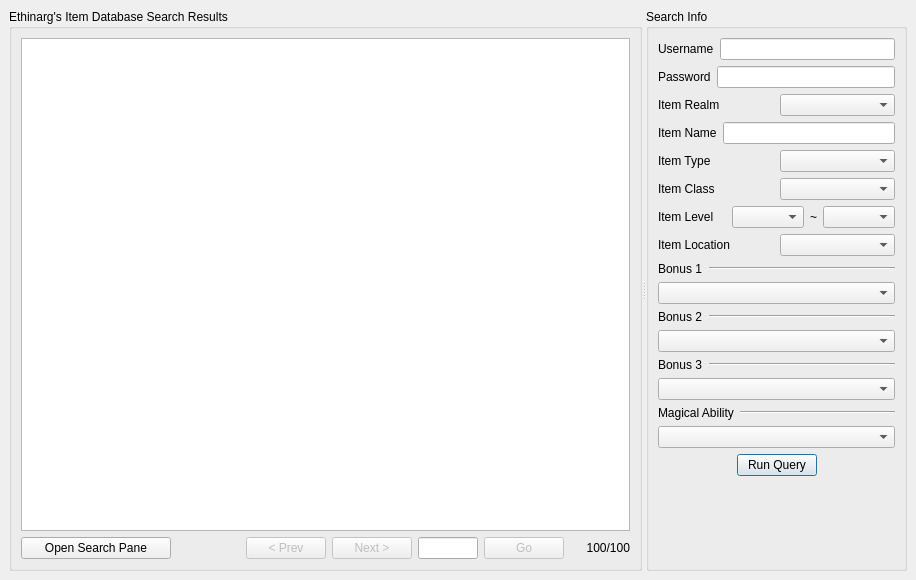
Old version of the form Ethinarg.ui in the repository tomkins/spellcraftcalc.
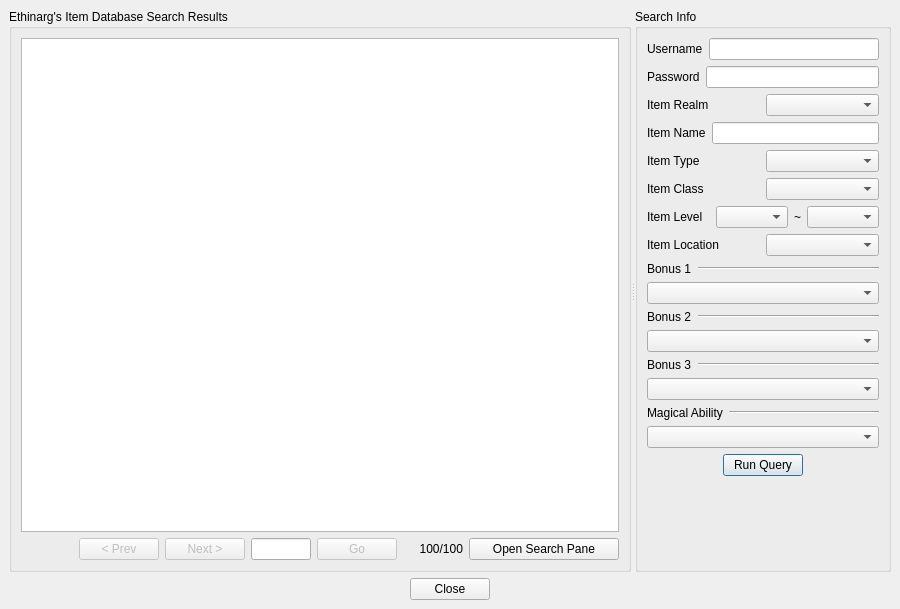
New version of the form. Custom widgets are drawn as their Qt base class.

Commit message: Add close button and move open/collapse button

Patch:
```diff
--- a/Ethinarg.ui
+++ b/Ethinarg.ui
@@ -5,8 +5,8 @@
    <rect>
     <x>0</x>
     <y>0</y>
-    <width>916</width>
-    <height>580</height>
+    <width>900</width>
+    <height>609</height>
    </rect>
   </property>
   <property name="windowTitle" >
@@ -20,6 +20,14 @@
     <number>6</number>
    </property>
    <item>
+    <layout class="QVBoxLayout" >
+     <property name="margin" >
+      <number>0</number>
+     </property>
+     <property name="spacing" >
+      <number>6</number>
+     </property>
+     <item>
     <widget class="QSplitter" name="splitter" >
      <property name="orientation" >
       <enum>Qt::Horizontal</enum>
@@ -54,30 +62,6 @@
            <property name="spacing" >
             <number>6</number>
            </property>
-           <item>
-            <widget class="QPushButton" name="openSearchButton" >
-             <property name="sizePolicy" >
-              <sizepolicy>
-               <hsizetype>0</hsizetype>
-               <vsizetype>0</vsizetype>
-               <horstretch>1</horstretch>
-               <verstretch>0</verstretch>
-              </sizepolicy>
-             </property>
-             <property name="minimumSize" >
-              <size>
-               <width>150</width>
-               <height>0</height>
-              </size>
-             </property>
-             <property name="text" >
-              <string>Open Search Pane</string>
-             </property>
-             <property name="checkable" >
-              <bool>true</bool>
-             </property>
-            </widget>
-           </item>
            <item>
             <spacer>
              <property name="orientation" >
@@ -199,6 +183,30 @@
              </property>
             </widget>
            </item>
+             <item>
+              <widget class="QPushButton" name="openSearchButton" >
+               <property name="sizePolicy" >
+                <sizepolicy>
+                 <hsizetype>0</hsizetype>
+                 <vsizetype>0</vsizetype>
+                 <horstretch>1</horstretch>
+                 <verstretch>0</verstretch>
+                </sizepolicy>
+               </property>
+               <property name="minimumSize" >
+                <size>
+                 <width>150</width>
+                 <height>0</height>
+                </size>
+               </property>
+               <property name="text" >
+                <string>Open Search Pane</string>
+               </property>
+               <property name="checkable" >
+                <bool>true</bool>
+               </property>
+              </widget>
+             </item>
           </layout>
          </item>
         </layout>
@@ -754,6 +762,51 @@
       </layout>
      </widget>
     </widget>
+     </item>
+     <item>
+      <layout class="QHBoxLayout" >
+       <property name="margin" >
+        <number>0</number>
+       </property>
+       <property name="spacing" >
+        <number>6</number>
+       </property>
+       <item>
+        <spacer>
+         <property name="orientation" >
+          <enum>Qt::Horizontal</enum>
+         </property>
+         <property name="sizeHint" >
+          <size>
+           <width>40</width>
+           <height>20</height>
+          </size>
+         </property>
+        </spacer>
+       </item>
+       <item>
+        <widget class="QPushButton" name="closeButton" >
+         <property name="text" >
+          <string>Close</string>
+         </property>
+        </widget>
+       </item>
+       <item>
+        <spacer>
+         <property name="orientation" >
+          <enum>Qt::Horizontal</enum>
+         </property>
+         <property name="sizeHint" >
+          <size>
+           <width>40</width>
+           <height>20</height>
+          </size>
+         </property>
+        </spacer>
+       </item>
+      </layout>
+     </item>
+    </layout>
    </item>
   </layout>
  </widget>
```
Lines whose indentation alone changed are shown as unchanged.
